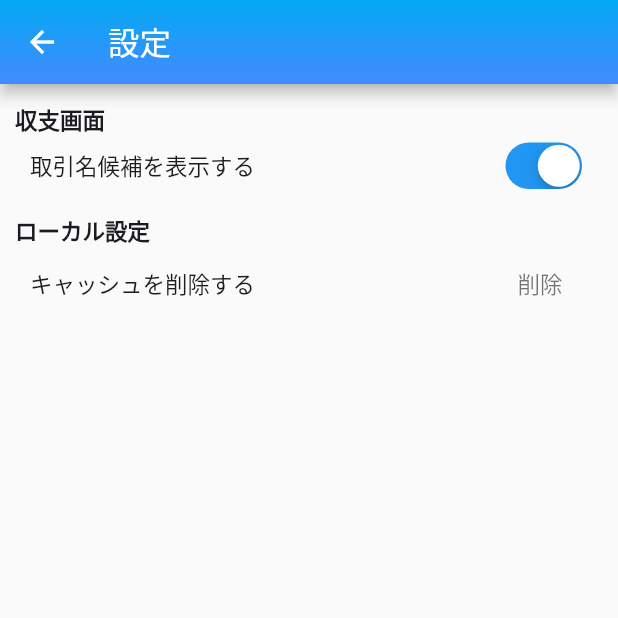
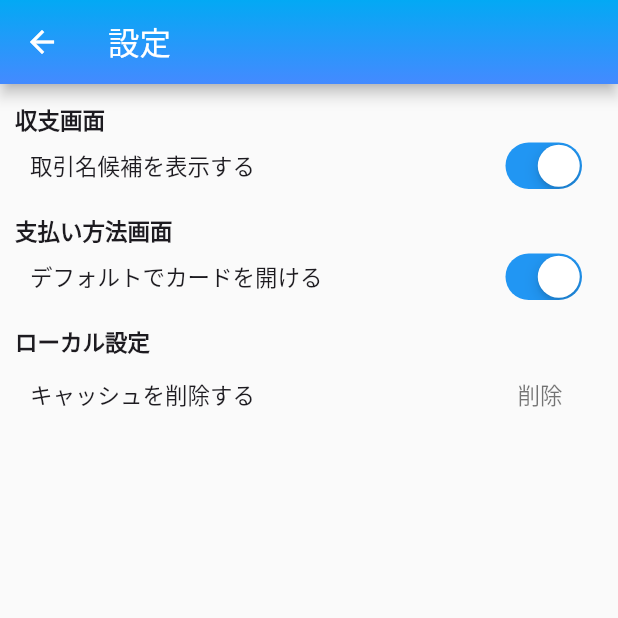
Before and after one commit to yusuke-rakus/MoneyHook-mobile, a Flutter app: the LocalSettings screen opened directly, on a phone screen of 412 x 824 dp, the top half of it. Run offline on Flutter 3.47's test engine with Material 3 defaults, Android fonts, the phone set to English and light mode, and no system bars; our stand-ins replace dio, firebase_auth, firebase_core, firebase_remote_config, fl_chart, google_fonts and 5 more; missing offline and left inert: localstore, switcher; accounts and stored records are empty; generated files the repository leaves out were written again; network calls fail.

Commit message:
支払い方法カードをデフォルトで開けるかどうかを設定できるようにする

```diff
--- a/lib/src/modals/settings_modal/localSettings.dart
+++ b/lib/src/modals/settings_modal/localSettings.dart
@@ -16,13 +16,15 @@ class LocalSettings extends StatefulWidget {
 
 class _LocalSettingsState extends State<LocalSettings> {
   late bool _transactionRecommendState = false;
+  late bool _isCardDefaultOpen = false;
 
   @override
   void initState() {
     TransactionStorage.getTransactionRecommendState().then((value) {
-      setState(() {
-        _transactionRecommendState = value;
-      });
+      setState(() => _transactionRecommendState = value);
+    });
+    TransactionStorage.getIsCardDefaultOpenState().then((value) {
+      setState(() => _isCardDefaultOpen = value);
     });
     super.initState();
   }
@@ -31,6 +33,13 @@ class _LocalSettingsState extends State<LocalSettings> {
     setState(() {
       _transactionRecommendState = state;
       TransactionStorage.setTransactionRecommendState(state);
+    });
+  }
+
+  void _changeIsCardDefaultOpenState(bool state) {
+    setState(() {
+      _isCardDefaultOpen = state;
+      TransactionStorage.setIsCardDefaultOpenState(state);
     });
   }
 
@@ -51,9 +60,21 @@ class _LocalSettingsState extends State<LocalSettings> {
                   CupertinoSwitch(
                       activeColor: Colors.blue,
                       value: _transactionRecommendState,
-                      onChanged: (activeState) {
-                        _changeRecommendState(activeState);
-                      })
+                      onChanged: (activeState) =>
+                          _changeRecommendState(activeState))
+                ],
+              ),
+            ]),
+            _settingsGroup(context, '支払い方法画面', [
+              Row(
+                mainAxisAlignment: MainAxisAlignment.spaceBetween,
+                children: [
+                  const Text('デフォルトでカードを開ける'),
+                  CupertinoSwitch(
+                      activeColor: Colors.blue,
+                      value: _isCardDefaultOpen,
+                      onChanged: (activeState) =>
+                          _changeIsCardDefaultOpenState(activeState))
                 ],
               ),
             ]),
@@ -78,7 +99,7 @@ class _LocalSettingsState extends State<LocalSettings> {
                       )),
                 ],
               ),
-            ])
+            ]),
           ],
         ));
   }
--- a/lib/src/organisms/paymentGroup/paymentGroupCard.dart
+++ b/lib/src/organisms/paymentGroup/paymentGroupCard.dart
@@ -7,8 +7,10 @@ import 'package:money_hooks/src/components/cardWidget.dart';
 
 class PaymentGroupCard extends StatefulWidget {
   final Payment payment;
+  final bool showTitle;
 
-  const PaymentGroupCard({super.key, required this.payment});
+  const PaymentGroupCard(
+      {super.key, required this.payment, required this.showTitle});
 
   @override
   State<PaymentGroupCard> createState() => _PaymentGroupCardState();
@@ -20,7 +22,7 @@ class _PaymentGroupCardState extends State<PaymentGroupCard> {
   @override
   void initState() {
     super.initState();
-    showTitle = true;
+    showTitle = widget.showTitle;
   }
 
   @override
--- a/lib/src/searchStorage/transactionStorage.dart
+++ b/lib/src/searchStorage/transactionStorage.dart
@@ -178,6 +178,24 @@ class TransactionStorage {
   static void setTransactionRecommendState(bool activeState) async {
     final SharedPreferences prefs = await SharedPreferences.getInstance();
     prefs.setBool('IS_TRANSACTION_RECOMMEND_ACTIVE', activeState);
+  }
+
+  /// デフォルトでカードを開け他状態にするかどうか
+  static Future<bool> getIsCardDefaultOpenState() async {
+    final SharedPreferences prefs = await SharedPreferences.getInstance();
+    bool? activeState = prefs.getBool('IS_CARD_DEFAULT_OPEN');
+    if (activeState == null) {
+      await prefs.setBool('IS_CARD_DEFAULT_OPEN', true);
+      return true;
+    } else {
+      return activeState;
+    }
+  }
+
+  /// デフォルトでカードを開け他状態にするかどうか
+  static void setIsCardDefaultOpenState(bool activeState) async {
+    final SharedPreferences prefs = await SharedPreferences.getInstance();
+    prefs.setBool('IS_CARD_DEFAULT_OPEN', activeState);
   }
 
   /// 【月別変動費画面】データ
```
Also changed, not shown: lib/src/screens/paymentGroup.dart (+11 -2 lines), pubspec.lock.
